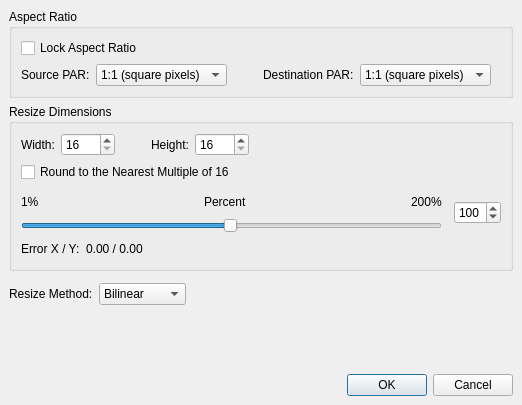
Qt form avidemux_plugins/ADM_videoFilters6/resize/qt4/resizing.ui (mean00/avidemux2) before a commit.
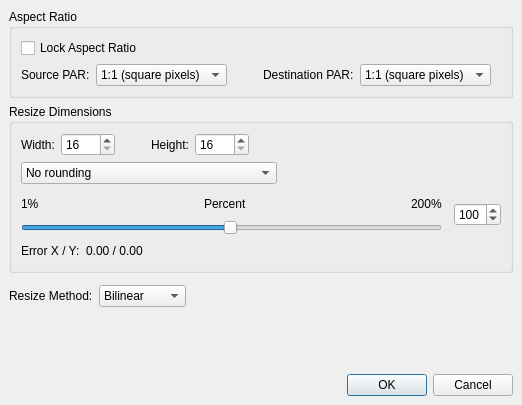
The same form after that commit.

Commit message: [resize] add more rounding options with combobox

Patch:
```diff
--- a/avidemux_plugins/ADM_videoFilters6/resize/qt4/resizing.ui
+++ b/avidemux_plugins/ADM_videoFilters6/resize/qt4/resizing.ui
@@ -250,11 +250,51 @@
        </layout>
       </item>
       <item>
-       <widget class="QCheckBox" name="checkBoxRoundup">
-        <property name="text">
-         <string>Round to the Nearest Multiple of 16</string>
-        </property>
-       </widget>
+       <layout class="QHBoxLayout" name="horizontalLayout">
+        <item>
+         <widget class="QComboBox" name="comboBoxRoundup">
+          <property name="minimumSize">
+           <size>
+            <width>256</width>
+            <height>0</height>
+           </size>
+          </property>
+          <item>
+           <property name="text">
+            <string>No rounding</string>
+           </property>
+          </item>
+          <item>
+           <property name="text">
+            <string>Round to the Nearest Multiple of 16</string>
+           </property>
+          </item>
+          <item>
+           <property name="text">
+            <string>Round to the Nearest Multiple of 8</string>
+           </property>
+          </item>
+          <item>
+           <property name="text">
+            <string>Round to the Nearest Multiple of 4</string>
+           </property>
+          </item>
+         </widget>
+        </item>
+        <item>
+         <spacer name="horizontalSpacer">
+          <property name="orientation">
+           <enum>Qt::Horizontal</enum>
+          </property>
+          <property name="sizeHint" stdset="0">
+           <size>
+            <width>40</width>
+            <height>20</height>
+           </size>
+          </property>
+         </spacer>
+        </item>
+       </layout>
       </item>
       <item>
        <spacer>
```
Left out of the diff: 2 changed lines with no effect on the pictures. The commit also changes 7 other files.
